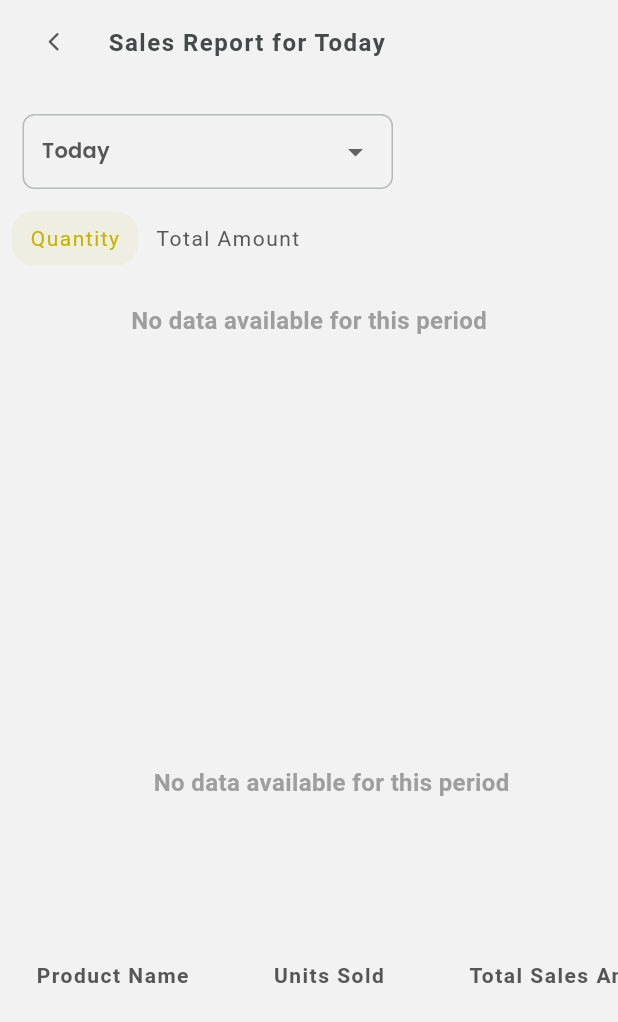
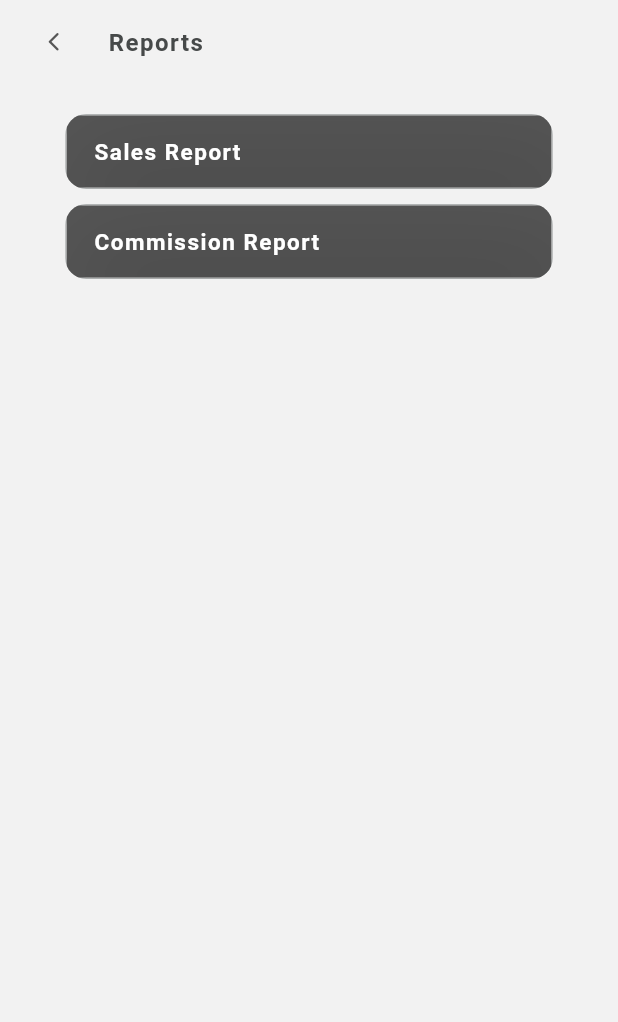
Before and after one commit to sasankadeshapriya/order-processing-app-flutter, a Flutter app: the screen it shows after launch, after a tap on "Reports", on a phone screen of 412 x 824 dp. Shown: the top 1022 px of the screen. Run offline on Flutter 3.47's test engine with Material 3 defaults, Android fonts, the phone set to English and light mode, and no system bars; our stand-ins replace awesome_dialog, dropdown_button2, expansion_tile_card, fl_chart, flutter_svg, fluttertoast and 9 more; missing offline and left inert: app_settings, bluetooth_print, jumping_dot; network calls fail; Roboto replaces fonts that are missing (SF Pro Text).

Commit message:
Add Report list page

```diff
--- a/lib/views/main/dashboard.dart
+++ b/lib/views/main/dashboard.dart
@@ -7,6 +7,7 @@ import 'package:order_processing_app/utils/app_components.dart';
 import 'package:order_processing_app/views/assignment/assignment_list.dart';
 import 'package:order_processing_app/views/main/drawer.dart';
 import 'package:order_processing_app/views/map/map_page.dart';
+import 'package:order_processing_app/views/reports/report_list_page.dart';
 import 'package:order_processing_app/views/reports/salesreport.dart';
 
 import '../../components/alert_dialog.dart';
@@ -118,10 +119,10 @@ class _UserDashboardState extends State<UserDashboard> {
                 Navigator.push(
                   context,
                   MaterialPageRoute(
-                    builder: (context) => const SalesReport(),
+                    builder: (context) => const ReportList(),
                   ),
                 );
-                print("Tapped Invoices");
+                print("Tapped Reports");
               },
             ),
             containerRow1(
@@ -245,7 +246,13 @@ class _UserDashboardState extends State<UserDashboard> {
                     text1: "",
                     text2: "",
                     onTap: () {
-                      print("Tapped Repoerts");
+                      Navigator.push(
+                        context,
+                        MaterialPageRoute(
+                          builder: (context) => const ReportList(),
+                        ),
+                      );
+                      print("Tapped Reports");
                     },
                   ),
                 ),
@@ -382,7 +389,13 @@ class _UserDashboardState extends State<UserDashboard> {
                     text1: "",
                     text2: "",
                     onTap: () {
-                      print("Tapped Repoerts");
+                      Navigator.push(
+                        context,
+                        MaterialPageRoute(
+                          builder: (context) => const ReportList(),
+                        ),
+                      );
+                      print("Tapped Reports");
                     },
                   ),
                 ),
--- /dev/null
+++ b/lib/views/reports/report_list_page.dart
@@ -0,0 +1,117 @@
+import 'package:flutter/material.dart';
+import 'package:order_processing_app/utils/app_colors.dart';
+import 'package:order_processing_app/views/reports/salesreport.dart';
+
+class ReportList extends StatefulWidget {
+  const ReportList({super.key});
+
+  @override
+  State<ReportList> createState() => _ReportListState();
+}
+
+class _ReportListState extends State<ReportList> {
+  // Method to create a reusable interactive container widget with navigation functionality
+  Widget _buildReportContainer(String reportName, VoidCallback onTap) {
+    return Container(
+      width: 325,
+      height: 50,
+      clipBehavior:
+          Clip.antiAlias, // Ensuring proper clipping for ripple effect
+      decoration: BoxDecoration(
+        border: Border.all(
+          color: AppColor.widgetStroke,
+        ),
+        borderRadius: BorderRadius.circular(14),
+      ),
+      child: Material(
+        color: const Color(0xFF565656), // Move the color to Material
+        child: InkWell(
+          onTap: onTap,
+          borderRadius: BorderRadius.circular(
+              14), // Match the border radius with the container
+          child: Container(
+            padding:
+                const EdgeInsets.only(left: 18, top: 12, bottom: 12, right: 18),
+            decoration: const BoxDecoration(
+              boxShadow: [
+                BoxShadow(
+                  color: Color.fromARGB(28, 0, 0, 0),
+                  spreadRadius: 10,
+                  offset: Offset(10, 24),
+                  blurRadius: 54,
+                )
+              ],
+            ),
+            child: Align(
+              alignment: Alignment.centerLeft,
+              child: Text(
+                reportName,
+                style: const TextStyle(
+                  color: Colors.white,
+                  fontSize: 15,
+                  fontWeight: FontWeight.bold,
+                  letterSpacing: 1,
+                  fontFamily: 'SF Pro Text',
+                ),
+              ),
+            ),
+          ),
+        ),
+      ),
+    );
+  }
+
+  @override
+  Widget build(BuildContext context) {
+    return Scaffold(
+      appBar: AppBar(
+        backgroundColor: AppColor.backgroundColor,
+        leading: Padding(
+          padding: const EdgeInsets.only(left: 16),
+          child: IconButton(
+            icon: const Icon(
+              Icons.arrow_back_ios_rounded,
+              color: AppColor.primaryTextColor,
+              size: 15,
+            ),
+            onPressed: () {
+              Navigator.pop(context);
+            },
+          ),
+        ),
+        title: const Text(
+          "Reports",
+          style: TextStyle(
+            color: Color(0xFF464949),
+            fontSize: 16,
+            fontWeight: FontWeight.bold,
+            letterSpacing: 1,
+            fontFamily: 'SF Pro Text',
+          ),
+        ),
+      ),
+      body: Center(
+        child: Padding(
+          padding: const EdgeInsets.only(top: 20),
+          child: Column(
+            children: [
+              _buildReportContainer("Sales Report", () {
+                Navigator.push(
+                  context,
+                  MaterialPageRoute(
+                    builder: (context) =>
+                        const SalesReport(), // Ensure this page exists
+                  ),
+                );
+              }),
+              const SizedBox(height: 10),
+              _buildReportContainer("Commission Report", () {
+                // Navigate to Commission Report
+              }),
+            ],
+          ),
+        ),
+      ),
+    );
+  }
+}
--- a/lib/views/reports/salesreport.dart
+++ b/lib/views/reports/salesreport.dart
@@ -113,7 +113,10 @@ class _SalesReportState extends State<SalesReport> {
         ),
       ),
       body: isLoading
-          ? const Center(child: CircularProgressIndicator())
+          ? const Center(
+              child: CircularProgressIndicator(
+              valueColor: AlwaysStoppedAnimation<Color>(AppColor.accentColor),
+            ))
           : SingleChildScrollView(
               child: Column(
                 children: [
```
